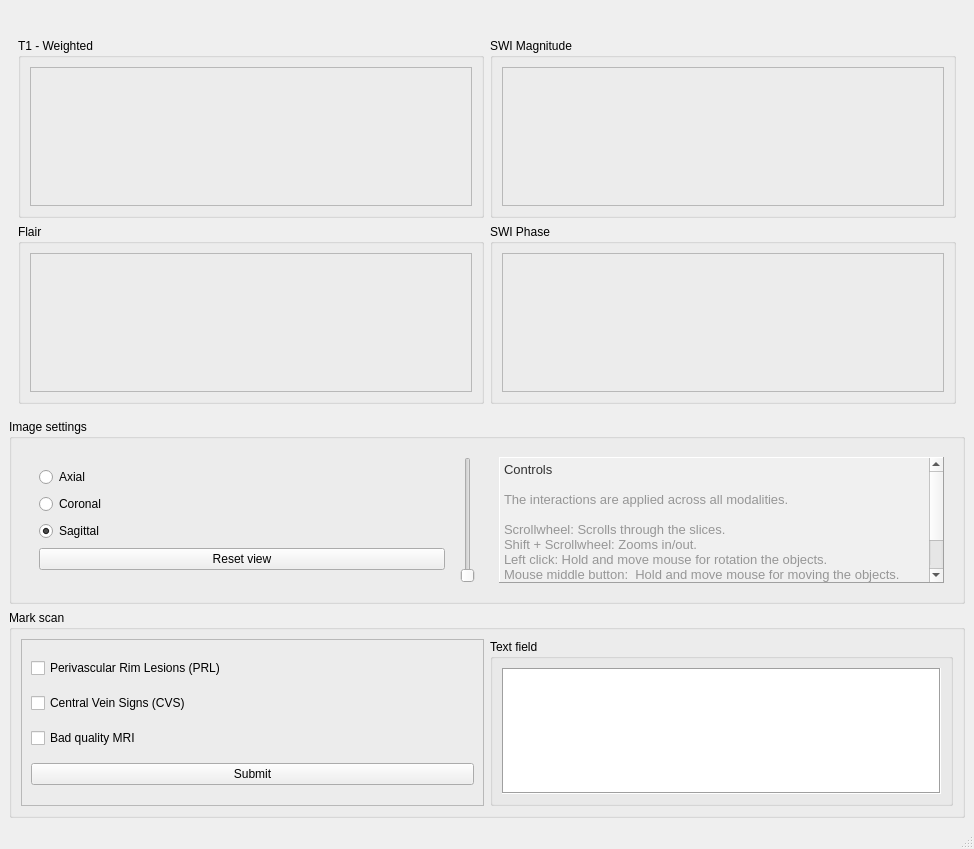
This is MVis.ui in Salli-A/MS-Lesion-Visualization-in-MRI-Scans as Qt 5 draws it before an edit. The edited form follows.
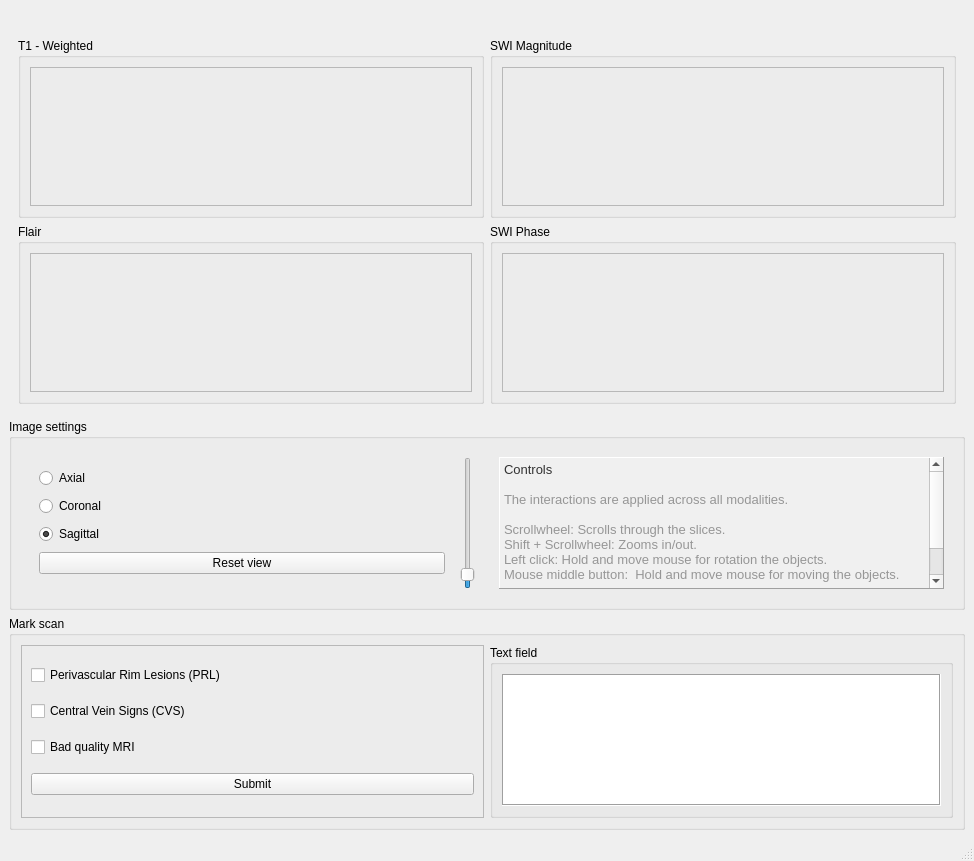
This is the edited form.

Patch:
```diff
--- a/MVis.ui
+++ b/MVis.ui
@@ -7,7 +7,7 @@
     <x>0</x>
     <y>0</y>
     <width>974</width>
-    <height>849</height>
+    <height>861</height>
    </rect>
   </property>
   <property name="windowTitle">
@@ -216,6 +216,12 @@
             <property name="minimum">
              <number>1</number>
             </property>
+            <property name="maximum">
+             <number>150</number>
+            </property>
+            <property name="value">
+             <number>10</number>
+            </property>
             <property name="orientation">
              <enum>Qt::Vertical</enum>
             </property>
```
